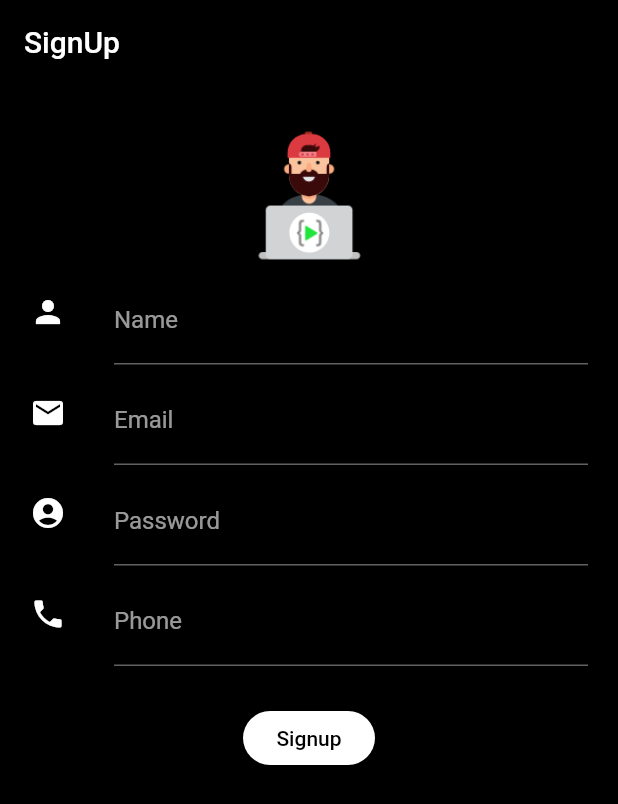
After one commit to viztushar/flutter-courses-learncodeonline, a Flutter app: the screen it shows after launch, after a tap on "User Data", on a phone screen of 412 x 824 dp. The commit adds this screen. Shown: the top 804 px of the screen. Run offline on Flutter 3.47's test engine with Material 2 defaults, Android fonts, the phone set to English and light mode, and no system bars; our stand-ins replace audioplayers, image_picker.

Commit message:
Signup Page Example added

```diff
--- /dev/null
+++ b/lib/drawer/SignUp.dart
@@ -0,0 +1,16 @@
+import 'package:flutter/material.dart';
+
+class MySignUp extends StatelessWidget {
+  @override
+  Widget build(BuildContext context) {
+    return Scaffold(
+      appBar: AppBar(
+        title: Text("Signup"),
+        elevation: 0.0,
+        backgroundColor: Colors.white,
+      ),
+      backgroundColor: Colors.white,
+      body: Text("data"),
+    );
+  }
+}
--- a/lib/main.dart
+++ b/lib/main.dart
@@ -7,6 +7,8 @@ import 'tictactoe/main.dart' as tictactoe;
 import 'scratchandwin/main.dart' as saw;
 import 'spanishnumberaudio/main.dart' as spnumaudio;
 import 'cameraandgesture/main.dart';
+import 'drawer/main.dart';
+import 'mysignupapp/main.dart';
 
 void main() => runApp(MyApp());
 
@@ -159,6 +161,38 @@ class _MyHomePageState extends State<MyHomePage> {
               shape: RoundedRectangleBorder(
                   borderRadius: BorderRadius.circular(30.0)),
             ),
+            RaisedButton(
+              color: Color(0xFF212121),
+              child: Text("Drawer App", style: TextStyle(
+                color: Colors.white
+              ),),
+              onPressed: () {
+                Navigator.push(
+                  context,
+                  MaterialPageRoute(
+                    builder: (context) => MyDrawerApp(),
+                  )
+                );
+              },
+              shape: RoundedRectangleBorder(
+                  borderRadius: BorderRadius.circular(30.0)),
+            ),
+            RaisedButton(
+              color: Color(0xFF212121),
+              child: Text("User Data", style: TextStyle(
+                color: Colors.white
+              ),),
+              onPressed: () {
+                Navigator.push(
+                  context,
+                  MaterialPageRoute(
+                    builder: (context) => MySignUp(),
+                  )
+                );
+              },
+              shape: RoundedRectangleBorder(
+                  borderRadius: BorderRadius.circular(30.0)),
+            ),
           ],
         ),
       ),
--- /dev/null
+++ b/lib/mysignupapp/main.dart
@@ -0,0 +1,15 @@
+import 'package:flutter/material.dart';
+import 'signupPage.dart';
+
+
+class MySignUp extends StatelessWidget {
+  @override
+  Widget build(BuildContext context) {
+    return MaterialApp(
+      title: "User Data",
+      theme: ThemeData.dark(),
+      debugShowCheckedModeBanner: false,
+      home: MySignUpPage(),
+    );
+  }
+}
--- /dev/null
+++ b/lib/mysignupapp/signupPage.dart
@@ -0,0 +1,144 @@
+import 'package:flutter/material.dart';
+import 'MyHomePage.dart';
+
+class MySignUpPage extends StatefulWidget {
+  @override
+  _MySignUpPageState createState() => _MySignUpPageState();
+}
+
+class _MySignUpPageState extends State<MySignUpPage> {
+  GlobalKey<FormState> _key = GlobalKey();
+  String name, email, number,password;
+
+  _sendToNextScreen() {
+    if (_key.currentState.validate()) {
+      _key.currentState.save();
+      Navigator.push(
+          context,
+          MaterialPageRoute(
+            builder: (context) => MyHomePage(
+                  name: name,
+                  email: email,
+                  number: number,
+                  password: password,
+                ),
+          ));
+    }
+  }
+
+  @override
+  Widget build(BuildContext context) {
+    return Scaffold(
+      appBar: AppBar(
+        title: Text("SignUp"),
+        elevation: 0.0,
+        backgroundColor: Colors.black,
+      ),
+      backgroundColor: Colors.black,
+      body: SingleChildScrollView(
+        child: Form(
+          key: _key,
+          child: Card(
+            color: Colors.black,
+            shape: RoundedRectangleBorder(
+              borderRadius: BorderRadius.circular(10.0),
+            ),
+            child: Column(
+              children: <Widget>[
+                Padding(
+                  padding: EdgeInsets.all(10.0),
+                ),
+                Image(
+                  image: AssetImage("images/logo.png"),
+                  width: 100.0,
+                  height: 100.0,
+                ),
+                ListTile(
+                  leading: Icon(Icons.person),
+                  title: TextFormField(
+                    validator: (input) {
+                      if (input.isEmpty) {
+                        return "Enter Your Name";
+                      }
+                    },
+                    cursorColor: Colors.white,
+                    onSaved: (input) => name = input,
+                    decoration: InputDecoration(
+                      labelText: 'Name',
+                      fillColor: Colors.black,
+                    ),
+                  ),
+                ),
+                ListTile(
+                  leading: Icon(Icons.email),
+                  title: TextFormField(
+                    validator: (input) {
+                      if (input.isEmpty) {
+                        return "Enter Your Email";
+                      }
+                    },
+                    cursorColor: Colors.white,
+                    onSaved: (input) => email = input,
+                    decoration: InputDecoration(
+                      labelText: 'Email',
+                      fillColor: Colors.black,
+                    ),
+                  ),
+                ),
+                ListTile(
+                  leading: Icon(Icons.account_circle),
+                  title: TextFormField(
+                    validator: (input) {
+                      if (input.isEmpty) {
+                        return "Enter Your Password";
+                      }
+                    },
+                    obscureText: true,
+                    cursorColor: Colors.white,
+                    onSaved: (input) => password = input,
+                    decoration: InputDecoration(
+                      labelText: 'Password',
+                      fillColor: Colors.black,
+                    ),
+                  ),
+                ),
+                ListTile(
+                  leading: Icon(Icons.phone),
+                  title: TextFormField(
+                    validator: (input) {
+                      if (input.isEmpty) {
+                        return "Enter Your Phone Number";
+                      }
+                    },
+                    cursorColor: Colors.white,
+                    onSaved: (input) => number = input,
+                    decoration: InputDecoration(
+                      labelText: 'Phone',
+                      fillColor: Colors.black,
+                    ),
+                  ),
+                ),
+                Padding(
+                  padding: EdgeInsets.all(10.0),
+                ),
+                RaisedButton(
+                  child: Text(
+                    "Signup",
+                    style: TextStyle(
+                      color: Colors.black,
+                    ),
+                  ),
+                  color: Colors.white,
+                  onPressed: _sendToNextScreen,
+                  shape: RoundedRectangleBorder(
+                    borderRadius: BorderRadius.circular(20.0),
+                  ),
+                ),
+              ],
+            ),
+          ),
+        ),
+      ),
+    );
+  }
+}
```
Also changed, not shown: lib/drawer/Login.dart (added, +16 -0 lines), lib/drawer/MyHomePage.dart (added, +70 -0 lines), lib/drawer/category.dart (added, +18 -0 lines), lib/drawer/main.dart (added, +25 -0 lines), lib/mysignupapp/MyHomePage.dart (added, +78 -0 lines).
